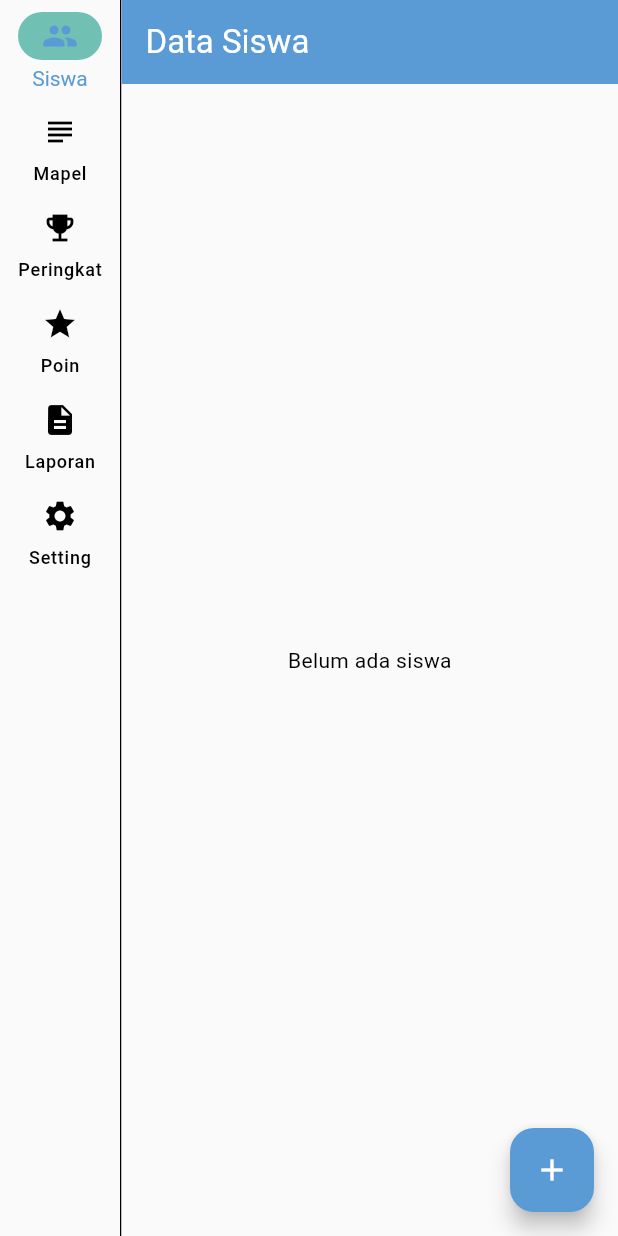
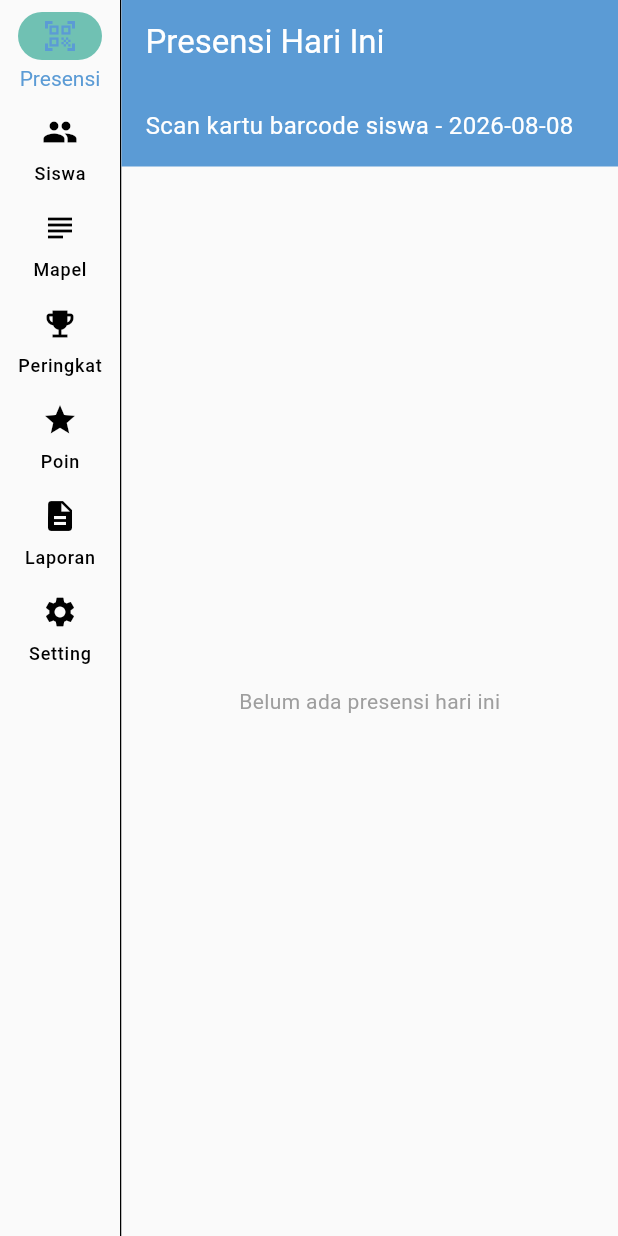
Before and after one commit to Chukie99/kelasfun, a Flutter app: the HomeScreen screen opened directly, on a phone screen of 412 x 824 dp. Run offline on Flutter 3.47's test engine with Material 3 defaults, Android fonts, the phone set to English and light mode, and no system bars; our stand-ins replace drift, qr_flutter; accounts and stored records are empty; generated files the repository leaves out were written again.

Commit message:
feat: attendance screen with USB barcode scanner integration

```diff
--- /dev/null
+++ b/lib/features/attendance/attendance_screen.dart
@@ -0,0 +1,146 @@
+import 'dart:async';
+import 'package:flutter/material.dart';
+import 'package:flutter/services.dart';
+import 'package:provider/provider.dart';
+import 'package:intl/intl.dart';
+import 'package:kelasfun/core/database/app_database.dart';
+import 'package:kelasfun/core/utils/barcode_helpers.dart';
+import 'package:kelasfun/features/attendance/widgets/attendance_card.dart';
+
+class AttendanceScreen extends StatefulWidget {
+  const AttendanceScreen({super.key});
+
+  @override
+  State<AttendanceScreen> createState() => _AttendanceScreenState();
+}
+
+class _AttendanceScreenState extends State<AttendanceScreen> {
+  final _scanBuffer = StringBuffer();
+  Timer? _scanTimer;
+  final _focusNode = FocusNode();
+  String? _lastScanResult;
+
+  @override
+  void initState() {
+    super.initState();
+    _scanTimer = Timer.periodic(const Duration(milliseconds: 100), (_) {
+      if (_scanBuffer.isNotEmpty) {
+        final scanned = _scanBuffer.toString();
+        _scanBuffer.clear();
+        _processScan(scanned);
+      }
+    });
+  }
+
+  @override
+  void dispose() {
+    _scanTimer?.cancel();
+    _focusNode.dispose();
+    super.dispose();
+  }
+
+  void _processScan(String scanned) {
+    final nis = BarcodeHelpers.extractNisFromScan(scanned);
+    _handleScan(nis);
+  }
+
+  Future<void> _handleScan(String nis) async {
+    final db = context.read<AppDatabase>();
+    final student = await db.studentDao.getStudentByNis(nis);
+    if (student == null) {
+      setState(() => _lastScanResult = 'Siswa tidak ditemukan: $nis');
+      return;
+    }
+
+    final today = DateFormat('yyyy-MM-dd').format(DateTime.now());
+    await db.attendanceDao.markAttendance(
+      studentId: student.id,
+      date: today,
+      status: 'Hadir',
+      scanMethod: 'QR_SCAN',
+    );
+
+    setState(() => _lastScanResult = '${student.fullName} - Hadir');
+  }
+
+  @override
+  Widget build(BuildContext context) {
+    final db = context.read<AppDatabase>();
+    final today = DateFormat('yyyy-MM-dd').format(DateTime.now());
+
+    return Scaffold(
+      appBar: AppBar(title: const Text('Presensi Hari Ini')),
+      body: RawKeyboardListener(
+        focusNode: _focusNode,
+        autofocus: true,
+        onKey: (event) {
+          if (event is RawKeyDownEvent && event.character != null) {
+            if (event.logicalKey == LogicalKeyboardKey.enter) {
+              final scanned = _scanBuffer.toString();
+              _scanBuffer.clear();
+              if (scanned.isNotEmpty) _processScan(scanned);
+            } else {
+              _scanBuffer.write(event.character);
+            }
+          }
+        },
+        child: Column(
+          children: [
+            Container(
+              width: double.infinity,
+              padding: const EdgeInsets.all(16),
+              color: const Color(0xFF5B9BD5),
+              child: Text(
+                'Scan kartu barcode siswa - $today',
+                style: const TextStyle(color: Colors.white, fontSize: 16),
+              ),
+            ),
+            if (_lastScanResult != null)
+              Container(
+                width: double.infinity,
+                padding: const EdgeInsets.all(12),
+                color: _lastScanResult!.contains('Hadir')
+                    ? const Color(0xFF70C1B3)
+                    : const Color(0xFFFF6B6B),
+                child: Text(
+                  _lastScanResult!,
+                  textAlign: TextAlign.center,
+                  style: const TextStyle(color: Colors.white, fontWeight: FontWeight.bold),
+                ),
+              ),
+            Expanded(
+              child: StreamBuilder<List<AttendanceData>>(
+                stream: (db.select(db.attendance)
+                  ..where((t) => t.date.equals(today))
+                ).watch(),
+                builder: (context, snapshot) {
+                  final attendances = snapshot.data ?? [];
+                  if (attendances.isEmpty) {
+                    return const Center(
+                      child: Text('Belum ada presensi hari ini',
+                          style: TextStyle(color: Colors.grey)),
+                    );
+                  }
+                  return ListView.builder(
+                    itemCount: attendances.length,
+                    itemBuilder: (context, index) {
+                      final att = attendances[index];
+                      return FutureBuilder<Student?>(
+                        future: db.studentDao.getStudentById(att.studentId),
+                        builder: (context, studentSnap) {
+                          final student = studentSnap.data;
+                          if (student == null) return const SizedBox();
+                          return AttendanceCard(attendance: att, student: student);
+                        },
+                      );
+                    },
+                  );
+                },
+              ),
+            ),
+          ],
+        ),
+      ),
+    );
+  }
+}
--- a/lib/features/home/home_screen.dart
+++ b/lib/features/home/home_screen.dart
@@ -6,6 +6,7 @@ import 'package:kelasfun/features/grades/ranking_screen.dart';
 import 'package:kelasfun/features/discipline/point_screen.dart';
 import 'package:kelasfun/features/reports/report_screen.dart';
 import 'package:kelasfun/features/settings/settings_screen.dart';
+import 'package:kelasfun/features/attendance/attendance_screen.dart';
 
 class HomeScreen extends StatefulWidget {
   const HomeScreen({super.key});
@@ -18,6 +19,7 @@ class _HomeScreenState extends State<HomeScreen> {
   int _selectedIndex = 0;
 
   static const List<_MenuItem> _menuItems = [
+    _MenuItem(icon: Icons.qr_code_scanner, label: 'Presensi'),
     _MenuItem(icon: Icons.people, label: 'Siswa'),
     _MenuItem(icon: Icons.subject, label: 'Mapel'),
     _MenuItem(icon: Icons.emoji_events, label: 'Peringkat'),
@@ -28,13 +30,14 @@ class _HomeScreenState extends State<HomeScreen> {
 
   Widget _buildContent() {
     switch (_selectedIndex) {
-      case 0: return const StudentListScreen();
-      case 1: return const SubjectScreen();
-      case 2: return const RankingScreen();
-      case 3: return const PointScreen();
-      case 4: return const ReportScreen();
-      case 5: return const SettingsScreen();
-      default: return const StudentListScreen();
+      case 0: return const AttendanceScreen();
+      case 1: return const StudentListScreen();
+      case 2: return const SubjectScreen();
+      case 3: return const RankingScreen();
+      case 4: return const PointScreen();
+      case 5: return const ReportScreen();
+      case 6: return const SettingsScreen();
+      default: return const AttendanceScreen();
     }
   }
 
```
Also changed, not shown: lib/features/attendance/widgets/attendance_card.dart (added, +50 -0 lines), 1 other file.
